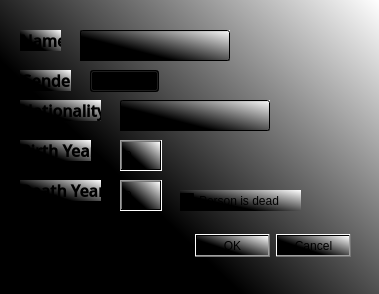
This is personDialog.ui in annakrih/T113VLN1-3 as Qt 5 draws it before an edit. The edited form follows.
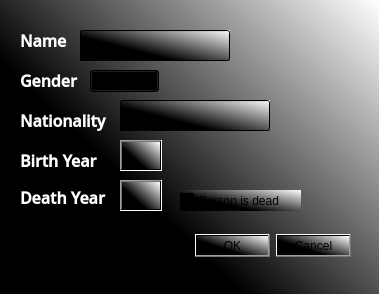
This is the edited form.

```diff
--- a/personDialog.ui
+++ b/personDialog.ui
@@ -59,7 +59,7 @@
     <rect>
      <x>20</x>
      <y>30</y>
-     <width>41</width>
+     <width>51</width>
      <height>21</height>
     </rect>
    </property>
@@ -72,7 +72,9 @@
     </font>
    </property>
    <property name="styleSheet">
-    <string notr="true">background-color: qconicalgradient(cx:1, cy:0.0340909, angle:0, stop:0 rgba(35, 40, 3, 255), stop:0.16 rgba(136, 106, 22, 255), stop:0.225 rgba(166, 140, 41, 255), stop:0.285 rgba(204, 181, 74, 255), stop:0.345 rgba(235, 219, 102, 255), stop:0.415 rgba(245, 236, 112, 255), stop:0.52 rgba(209, 190, 76, 255), stop:0.57 rgba(187, 156, 51, 255), stop:0.635 rgba(168, 142, 42, 255), stop:0.695 rgba(202, 174, 68, 255), stop:0.75 rgba(218, 202, 86, 255), stop:0.815 rgba(208, 187, 73, 255), stop:0.88 rgba(187, 156, 51, 255), stop:0.935 rgba(137, 108, 26, 255), stop:1 rgba(35, 40, 3, 255));</string>
+    <string notr="true">color: white;
+
+background: none;</string>
    </property>
    <property name="text">
     <string>Name</string>
@@ -83,7 +85,7 @@
     <rect>
      <x>20</x>
      <y>70</y>
-     <width>51</width>
+     <width>61</width>
      <height>21</height>
     </rect>
    </property>
@@ -96,7 +98,9 @@
     </font>
    </property>
    <property name="styleSheet">
-    <string notr="true">background-color: qconicalgradient(cx:1, cy:0.0340909, angle:0, stop:0 rgba(35, 40, 3, 255), stop:0.16 rgba(136, 106, 22, 255), stop:0.225 rgba(166, 140, 41, 255), stop:0.285 rgba(204, 181, 74, 255), stop:0.345 rgba(235, 219, 102, 255), stop:0.415 rgba(245, 236, 112, 255), stop:0.52 rgba(209, 190, 76, 255), stop:0.57 rgba(187, 156, 51, 255), stop:0.635 rgba(168, 142, 42, 255), stop:0.695 rgba(202, 174, 68, 255), stop:0.75 rgba(218, 202, 86, 255), stop:0.815 rgba(208, 187, 73, 255), stop:0.88 rgba(187, 156, 51, 255), stop:0.935 rgba(137, 108, 26, 255), stop:1 rgba(35, 40, 3, 255));</string>
+    <string notr="true">color: white;
+
+background: none;</string>
    </property>
    <property name="text">
     <string>Gender</string>
@@ -119,8 +123,8 @@
    <property name="geometry">
     <rect>
      <x>20</x>
-     <y>100</y>
-     <width>81</width>
+     <y>110</y>
+     <width>91</width>
      <height>21</height>
     </rect>
    </property>
@@ -133,7 +137,9 @@
     </font>
    </property>
    <property name="styleSheet">
-    <string notr="true">background-color: qconicalgradient(cx:1, cy:0.0340909, angle:0, stop:0 rgba(35, 40, 3, 255), stop:0.16 rgba(136, 106, 22, 255), stop:0.225 rgba(166, 140, 41, 255), stop:0.285 rgba(204, 181, 74, 255), stop:0.345 rgba(235, 219, 102, 255), stop:0.415 rgba(245, 236, 112, 255), stop:0.52 rgba(209, 190, 76, 255), stop:0.57 rgba(187, 156, 51, 255), stop:0.635 rgba(168, 142, 42, 255), stop:0.695 rgba(202, 174, 68, 255), stop:0.75 rgba(218, 202, 86, 255), stop:0.815 rgba(208, 187, 73, 255), stop:0.88 rgba(187, 156, 51, 255), stop:0.935 rgba(137, 108, 26, 255), stop:1 rgba(35, 40, 3, 255));</string>
+    <string notr="true">color: white;
+
+background: none;</string>
    </property>
    <property name="text">
     <string>Nationality</string>
@@ -168,8 +174,8 @@
    <property name="geometry">
     <rect>
      <x>20</x>
-     <y>140</y>
-     <width>71</width>
+     <y>150</y>
+     <width>81</width>
      <height>21</height>
     </rect>
    </property>
@@ -182,7 +188,9 @@
     </font>
    </property>
    <property name="styleSheet">
-    <string notr="true">background-color: qconicalgradient(cx:1, cy:0.0340909, angle:0, stop:0 rgba(35, 40, 3, 255), stop:0.16 rgba(136, 106, 22, 255), stop:0.225 rgba(166, 140, 41, 255), stop:0.285 rgba(204, 181, 74, 255), stop:0.345 rgba(235, 219, 102, 255), stop:0.415 rgba(245, 236, 112, 255), stop:0.52 rgba(209, 190, 76, 255), stop:0.57 rgba(187, 156, 51, 255), stop:0.635 rgba(168, 142, 42, 255), stop:0.695 rgba(202, 174, 68, 255), stop:0.75 rgba(218, 202, 86, 255), stop:0.815 rgba(208, 187, 73, 255), stop:0.88 rgba(187, 156, 51, 255), stop:0.935 rgba(137, 108, 26, 255), stop:1 rgba(35, 40, 3, 255));</string>
+    <string notr="true">color: white;
+
+background: none;</string>
    </property>
    <property name="text">
     <string>Birth Year</string>
@@ -192,8 +200,8 @@
    <property name="geometry">
     <rect>
      <x>20</x>
-     <y>180</y>
-     <width>81</width>
+     <y>187</y>
+     <width>91</width>
      <height>21</height>
     </rect>
    </property>
@@ -206,7 +214,9 @@
     </font>
    </property>
    <property name="styleSheet">
-    <string notr="true">background-color: qconicalgradient(cx:1, cy:0.0340909, angle:0, stop:0 rgba(35, 40, 3, 255), stop:0.16 rgba(136, 106, 22, 255), stop:0.225 rgba(166, 140, 41, 255), stop:0.285 rgba(204, 181, 74, 255), stop:0.345 rgba(235, 219, 102, 255), stop:0.415 rgba(245, 236, 112, 255), stop:0.52 rgba(209, 190, 76, 255), stop:0.57 rgba(187, 156, 51, 255), stop:0.635 rgba(168, 142, 42, 255), stop:0.695 rgba(202, 174, 68, 255), stop:0.75 rgba(218, 202, 86, 255), stop:0.815 rgba(208, 187, 73, 255), stop:0.88 rgba(187, 156, 51, 255), stop:0.935 rgba(137, 108, 26, 255), stop:1 rgba(35, 40, 3, 255));</string>
+    <string notr="true">color: white;
+
+background: none;</string>
    </property>
    <property name="text">
     <string>Death Year</string>
```
